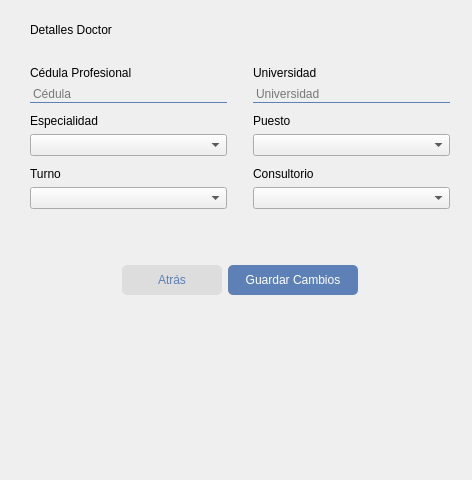
Laloses/Hospital, file editarusuario.ui: the form before one commit.
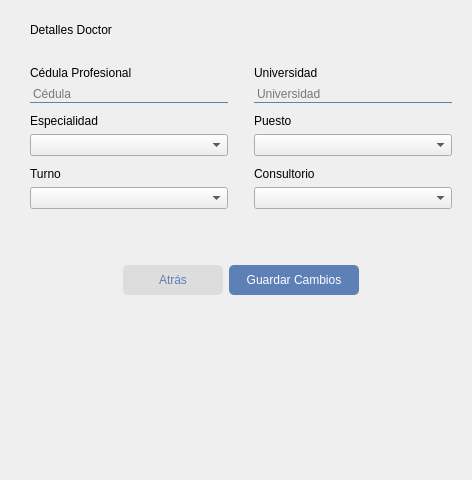
The form after the commit. The open tabs and pages were chosen to show the change. Icons and pictures are not drawn.

What changed in the file:
```diff
--- a/editarusuario.ui
+++ b/editarusuario.ui
@@ -729,7 +729,7 @@
        <rect>
         <x>30</x>
         <y>20</y>
-        <width>420</width>
+        <width>422</width>
         <height>521</height>
        </rect>
       </property>
```
Left out of the diff: 4 changed lines with no effect on the pictures.
